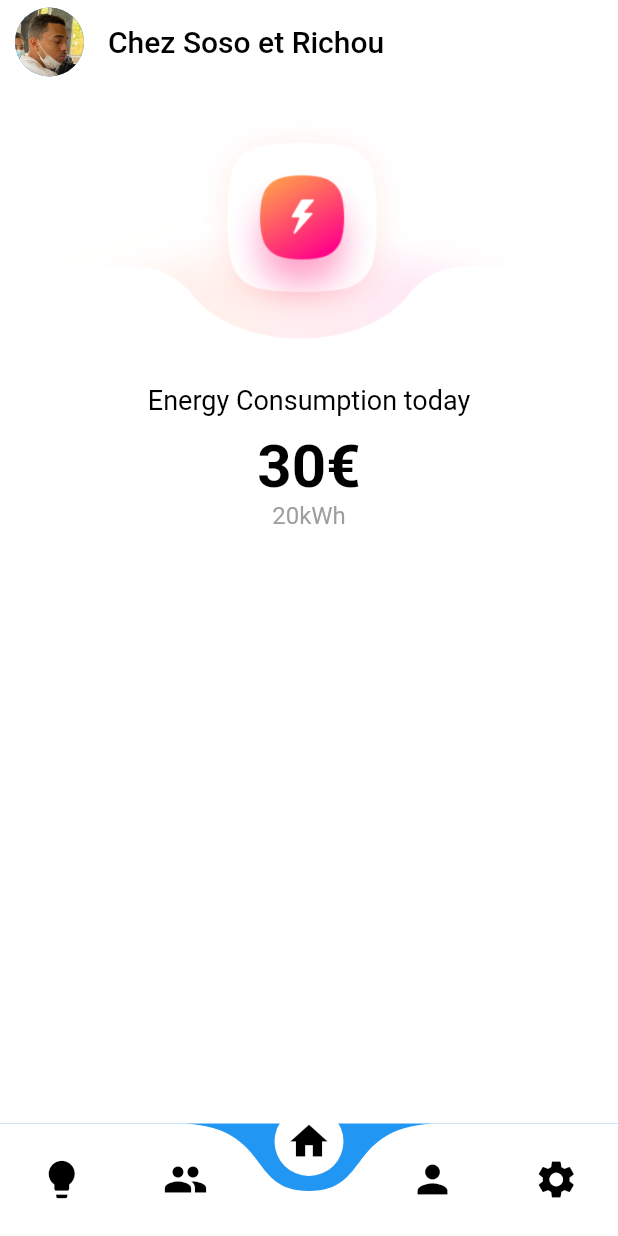
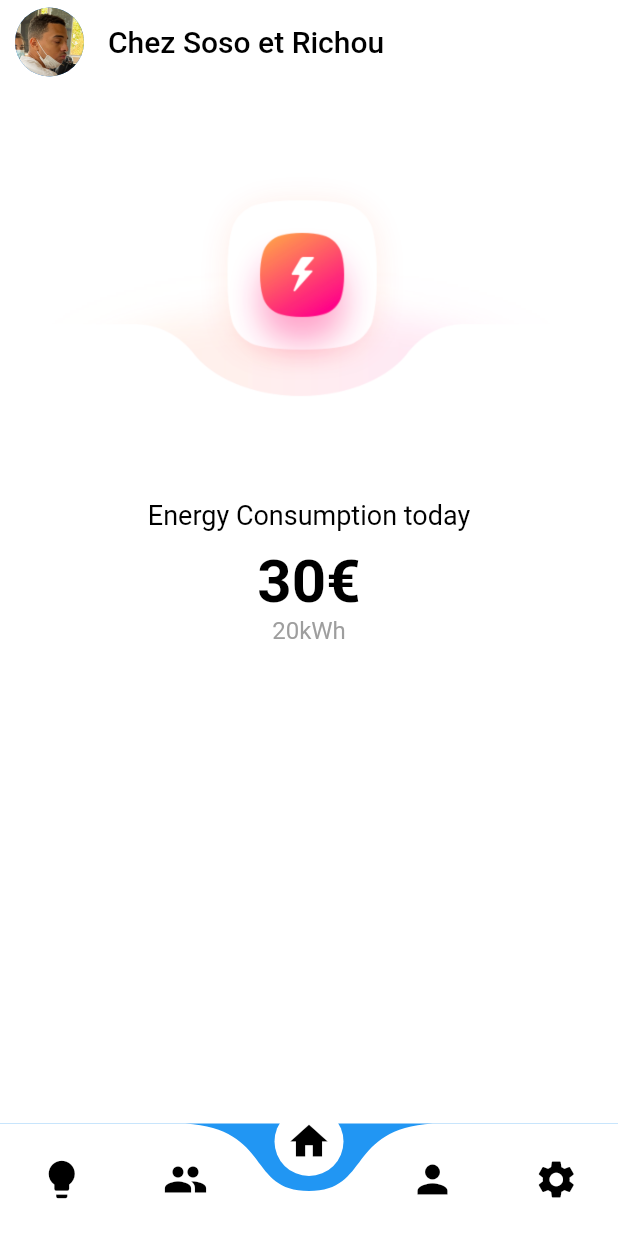
Before and after one commit to Monest-eco/MN-mobile, a Flutter app: the screen it shows after launch, on a phone screen of 412 x 824 dp. Run offline on Flutter 3.47's test engine with Material 2 defaults, Android fonts, the phone set to English and light mode, and no system bars; drawn by our look-alikes of curved_navigation_bar.

Commit message:
adapted to laptop screen

```diff
--- a/lib/main.dart
+++ b/lib/main.dart
@@ -1,5 +1,6 @@
 import 'package:curved_navigation_bar/curved_navigation_bar.dart';
 import 'package:flutter/material.dart';
+import 'package:monest/utils/responsive_widget.dart';
 
 /*
 #F4EEEC
@@ -63,14 +64,15 @@
         ),
       ),
       body: Column(
-        children: const[
+        children: [
           Padding(
-            padding: EdgeInsets.fromLTRB(0.0, 10.0, 0.0, 0.0),
+            padding: const EdgeInsets.fromLTRB(0.0, 10.0, 0.0, 0.0),
             child: Image(
-              image: AssetImage("assets/images/home.png"),
+              image: const AssetImage("assets/images/home.png"),
+              height: (ResponsiveWidget.isSmallScreen(context)) ? MediaQuery.of(context).size.height * 0.3 : MediaQuery.of(context).size.height * 0.2,
             ),
           ),
-          Padding(
+          const Padding(
             padding: EdgeInsets.fromLTRB(0, 20, 0, 10),
             child: Center(
               child: Text(
@@ -82,7 +84,7 @@
               ),
             ),
           ),
-          Center(
+          const Center(
             child: Text(
               "30€",
               style: TextStyle(
@@ -92,7 +94,7 @@
               ),
             ),
           ),
-          Center(
+          const Center(
             child: Text(
               "20kWh",
               style: TextStyle(
@@ -103,7 +105,7 @@
           ),
         ],
       ),
-      bottomNavigationBar: CurvedNavigationBar(
+      bottomNavigationBar: (ResponsiveWidget.isLargeScreen(context)) ? null : CurvedNavigationBar(
         backgroundColor: Colors.blue,
         index: 2,
         items: const <Widget>[
--- /dev/null
+++ b/lib/utils/responsive_widget.dart
@@ -0,0 +1,14 @@
+import 'package:flutter/cupertino.dart';
+
+class ResponsiveWidget {
+  static bool isLargeScreen(BuildContext context) {
+    return MediaQuery.of(context).size.width > 1200;
+  }
+  static bool isSmallScreen(BuildContext context) {
+    return MediaQuery.of(context).size.width < 800;
+  }
+  static bool isMediumScreen(BuildContext context) {
+    return MediaQuery.of(context).size.width > 800 &&
+    MediaQuery.of(context).size.width < 1200;
+  }
+}
--- a/pubspec.yaml
+++ b/pubspec.yaml
@@ -35,6 +35,7 @@
   # Use with the CupertinoIcons class for iOS style icons.
   cupertino_icons: ^1.0.2
   curved_navigation_bar: ^1.0.1
+  responsive_widget: ^2.0.1
 
 dev_dependencies:
   flutter_test:
```
Also changed, not shown: pubspec.lock.
